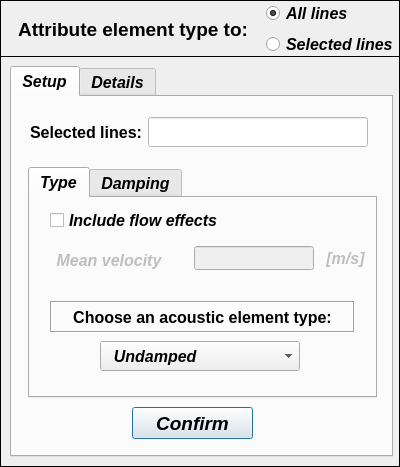
Above: data/user_input/ui/Model/Setup/Acoustic/acousticElementTypeInput.ui from open-pulse/OpenPulse before the change. Below: the same form after it.
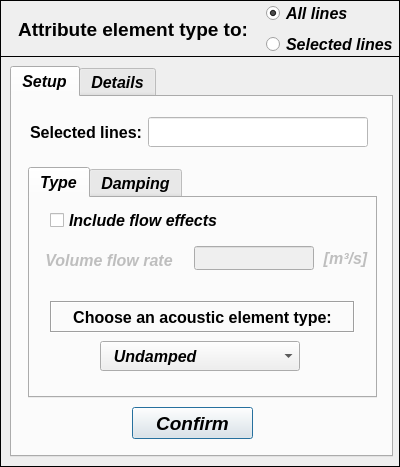
That is the form after the change.

```diff
--- a/data/user_input/ui/Model/Setup/Acoustic/acousticElementTypeInput.ui
+++ b/data/user_input/ui/Model/Setup/Acoustic/acousticElementTypeInput.ui
@@ -589,7 +589,7 @@
               </font>
              </property>
              <property name="text">
-              <string>Mean velocity</string>
+              <string>Volume flow rate</string>
              </property>
              <property name="alignment">
               <set>Qt::AlignCenter</set>
@@ -635,7 +635,7 @@
               </font>
              </property>
              <property name="text">
-              <string>[m/s]</string>
+              <string>[m³/s]</string>
              </property>
              <property name="alignment">
               <set>Qt::AlignCenter</set>
```
Left out of the diff: 4 changed lines with no effect on the pictures.
